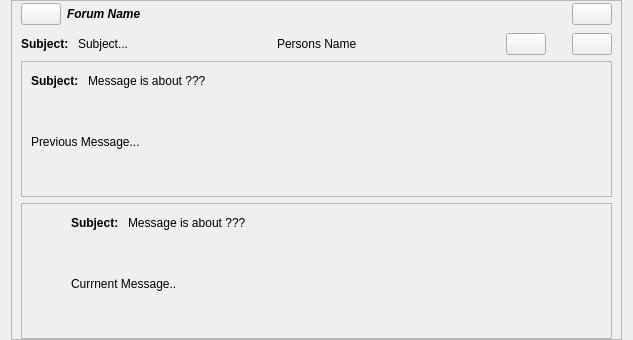
Qt form retroshare-gui/src/gui/feeds/ForumMsgItem.ui (RetroShare/RetroShare) before a commit.
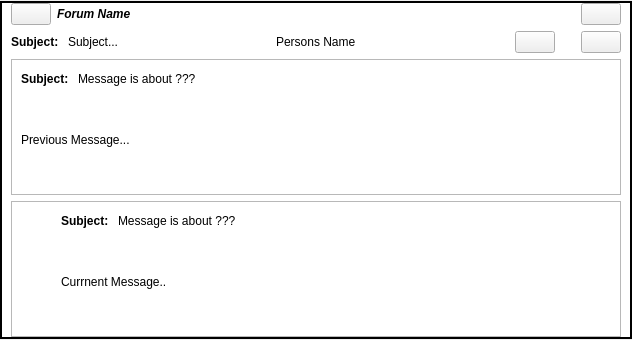
The same form after that commit. Icons and pictures are not drawn.

Commit message: set for News Feed items background,border stylesheets

```diff
--- a/retroshare-gui/src/gui/feeds/ForumMsgItem.ui
+++ b/retroshare-gui/src/gui/feeds/ForumMsgItem.ui
@@ -1,33 +1,43 @@
 <ui version="4.0" >
  <class>ForumMsgItem</class>
- <widget class="QWidget" name="ForumMsgItem" >
-  <property name="geometry" >
+ <widget class="QWidget" name="ForumMsgItem">
+  <property name="geometry">
    <rect>
     <x>0</x>
     <y>0</y>
-    <width>633</width>
+    <width>632</width>
     <height>340</height>
    </rect>
   </property>
   <property name="windowTitle" >
    <string>Form</string>
   </property>
-  <layout class="QGridLayout" >
-   <property name="topMargin" >
+  <layout class="QGridLayout">
+   <property name="leftMargin">
     <number>0</number>
    </property>
-   <property name="bottomMargin" >
+   <property name="topMargin">
+    <number>1</number>
+   </property>
+   <property name="rightMargin">
     <number>0</number>
    </property>
-   <item row="0" column="0" >
-    <widget class="QFrame" name="frame_3" >
-     <property name="sizePolicy" >
-      <sizepolicy vsizetype="Preferred" hsizetype="Expanding" >
+   <property name="bottomMargin">
+    <number>1</number>
+   </property>
+   <item row="0" column="0">
+    <widget class="QFrame" name="frame_3">
+     <property name="sizePolicy">
+      <sizepolicy hsizetype="Expanding" vsizetype="Preferred">
        <horstretch>0</horstretch>
        <verstretch>0</verstretch>
       </sizepolicy>
      </property>
-     <property name="frameShape" >
+     <property name="styleSheet">
+      <string notr="true">QFrame#frame_3{border: 2px solid black;
+background: white;}</string>
+     </property>
+     <property name="frameShape">
       <enum>QFrame::StyledPanel</enum>
      </property>
      <property name="frameShadow" >
@@ -63,25 +73,9 @@
          </widget>
         </item>
         <item>
-         <spacer>
-          <property name="orientation" >
-           <enum>Qt::Horizontal</enum>
-          </property>
-          <property name="sizeType" >
-           <enum>QSizePolicy::Preferred</enum>
-          </property>
-          <property name="sizeHint" stdset="0" >
-           <size>
-            <width>16</width>
-            <height>26</height>
-           </size>
-          </property>
-         </spacer>
-        </item>
-        <item>
-         <widget class="QLabel" name="titleLabel" >
-          <property name="sizePolicy" >
-           <sizepolicy vsizetype="Minimum" hsizetype="Minimum" >
+         <widget class="QLabel" name="titleLabel">
+          <property name="sizePolicy">
+           <sizepolicy hsizetype="Minimum" vsizetype="Minimum">
             <horstretch>0</horstretch>
             <verstretch>0</verstretch>
            </sizepolicy>
@@ -103,10 +97,10 @@
           <property name="orientation" >
            <enum>Qt::Horizontal</enum>
           </property>
-          <property name="sizeType" >
+          <property name="sizeType">
            <enum>QSizePolicy::Preferred</enum>
           </property>
-          <property name="sizeHint" stdset="0" >
+          <property name="sizeHint" stdset="0">
            <size>
             <width>500</width>
             <height>20</height>
@@ -163,10 +157,10 @@
           <property name="orientation" >
            <enum>Qt::Horizontal</enum>
           </property>
-          <property name="sizeType" >
+          <property name="sizeType">
            <enum>QSizePolicy::Expanding</enum>
           </property>
-          <property name="sizeHint" stdset="0" >
+          <property name="sizeHint" stdset="0">
            <size>
             <width>200</width>
             <height>20</height>
@@ -186,10 +180,10 @@
           <property name="orientation" >
            <enum>Qt::Horizontal</enum>
           </property>
-          <property name="sizeType" >
+          <property name="sizeType">
            <enum>QSizePolicy::Preferred</enum>
           </property>
-          <property name="sizeHint" stdset="0" >
+          <property name="sizeHint" stdset="0">
            <size>
             <width>200</width>
             <height>20</height>
@@ -222,10 +216,10 @@
           <property name="orientation" >
            <enum>Qt::Horizontal</enum>
           </property>
-          <property name="sizeType" >
+          <property name="sizeType">
            <enum>QSizePolicy::Fixed</enum>
           </property>
-          <property name="sizeHint" stdset="0" >
+          <property name="sizeHint" stdset="0">
            <size>
             <width>20</width>
             <height>20</height>
@@ -303,10 +297,10 @@
              <property name="orientation" >
               <enum>Qt::Horizontal</enum>
              </property>
-             <property name="sizeType" >
+             <property name="sizeType">
               <enum>QSizePolicy::Preferred</enum>
              </property>
-             <property name="sizeHint" stdset="0" >
+             <property name="sizeHint" stdset="0">
               <size>
                <width>40</width>
                <height>20</height>
@@ -417,13 +411,13 @@
           <layout class="QHBoxLayout" >
            <item>
             <spacer>
-             <property name="orientation" >
+             <property name="orientation">
               <enum>Qt::Horizontal</enum>
              </property>
-             <property name="sizeType" >
+             <property name="sizeType">
               <enum>QSizePolicy::Preferred</enum>
              </property>
-             <property name="sizeHint" stdset="0" >
+             <property name="sizeHint" stdset="0">
               <size>
                <width>40</width>
                <height>20</height>
```
Left out of the diff: 191 changed lines with no effect on the pictures. The commit also changes 4 other files.
